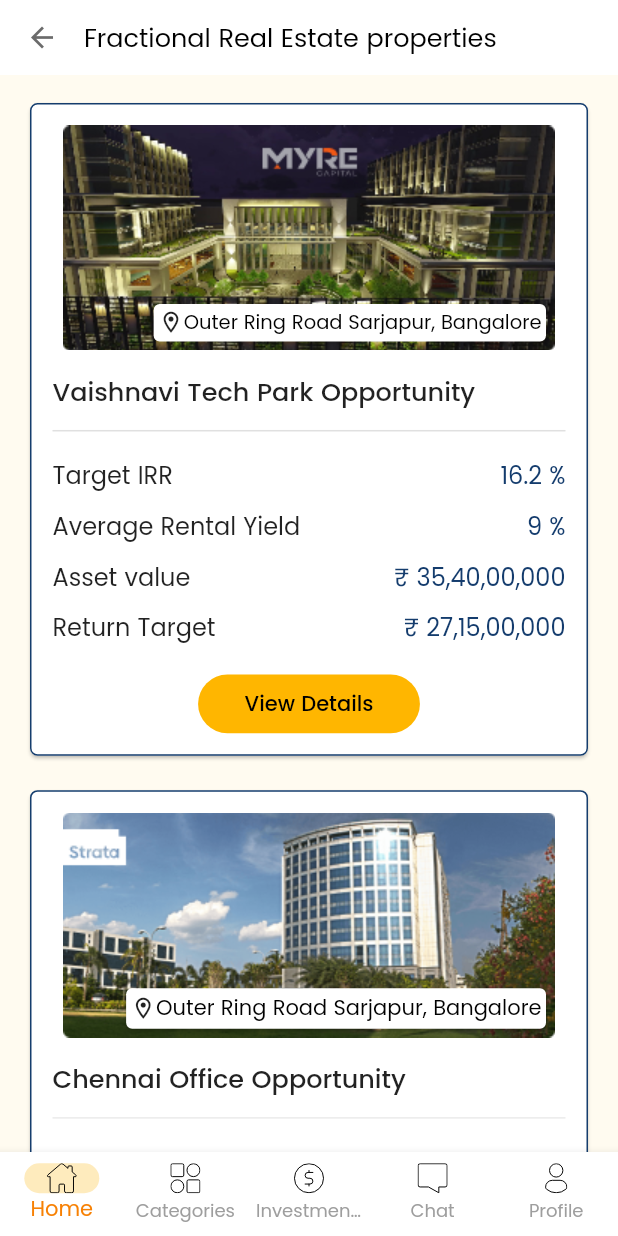
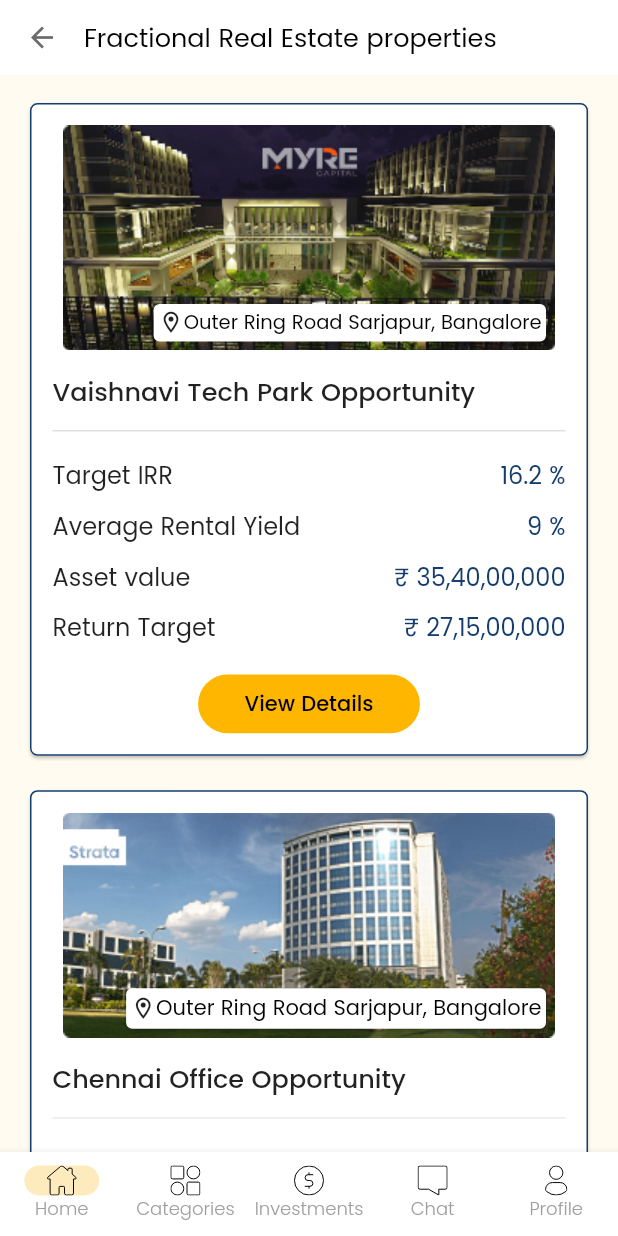
Before and after one commit to kishan06/freeU, a Flutter app: the CategoriesMain screen opened by its route, after a tap on "Fractional Real Estate", on a phone screen of 412 x 824 dp. Run offline on Flutter 3.47's test engine with Material 2 defaults, Android fonts, the phone set to English and light mode, and no system bars; our stand-ins replace accordion, dropdown_button2, flutter_native_splash, flutter_screenutil, flutter_slidable, flutter_svg and 5 more.

Commit message:
common bottom style

```diff
--- a/lib/HomePage/Categories/CategoriesMain.dart
+++ b/lib/HomePage/Categories/CategoriesMain.dart
@@ -147,8 +147,7 @@
                         child: Column(
                           mainAxisAlignment: MainAxisAlignment.center,
                           children: [
-                            Image.asset(
-                                "assets/images/categoryresidential.png"),
+                            Image.asset("assets/images/real-estate.png"),
                             SizedBox(
                               height: 5.h,
                             ),
--- a/lib/HomePage/Chats/Screens/ChatDetails.dart
+++ b/lib/HomePage/Chats/Screens/ChatDetails.dart
@@ -75,6 +75,7 @@
         Get.focusScope?.unfocus();
       },
       child: Scaffold(
+        backgroundColor: Color(0xFFF5F8FA),
         appBar: AppBar(
           elevation: 0,
           automaticallyImplyLeading: false,
@@ -166,7 +167,7 @@
                                       topLeft: Radius.circular(30),
                                       bottomRight: Radius.circular(30),
                                     ),
-                                    color: Color(0xFFFFB600)),
+                                    color: Color(0xFFCFEFFF)),
                                 padding: EdgeInsets.all(16),
                                 child: Text(
                                   messages[index].messageContent,
@@ -193,7 +194,7 @@
                                     bottomLeft: Radius.circular(30),
                                     topRight: Radius.circular(30),
                                   ),
-                                  color: Color(0xFF143C6D),
+                                  color: Color(0xFF1B8DC9),
                                 ),
                                 padding: EdgeInsets.all(16),
                                 child: Text(
@@ -232,7 +233,7 @@
                         height: 30,
                         width: 30,
                         decoration: BoxDecoration(
-                          color: Color(0xFFFFB600),
+                          color: Color(0xFFCFEFFF),
                           borderRadius: BorderRadius.circular(30),
                         ),
                         child: Icon(
@@ -263,7 +264,7 @@
                         color: Colors.white,
                         size: 18,
                       ),
-                      backgroundColor: Color(0xFFFFB600),
+                      backgroundColor: Color(0xFFCFEFFF),
                       elevation: 0,
                     ),
                   ],
--- a/lib/HomePage/Chats/Screens/ChatPage.dart
+++ b/lib/HomePage/Chats/Screens/ChatPage.dart
@@ -128,7 +128,7 @@
   Widget build(BuildContext context) {
     return Scaffold(
       key: _key,
-      backgroundColor: Color(0xFFFFFBF0),
+      backgroundColor: Color(0xFFF5F8FA),
       drawer: NavDrawer(),
       appBar: AppBar(
         title: Text(
@@ -193,7 +193,7 @@
                         size: 20,
                       ),
                       filled: true,
-                      fillColor: Colors.grey.shade200,
+                      fillColor: Colors.white,
                       contentPadding: EdgeInsets.all(8),
                       enabledBorder: OutlineInputBorder(
                         borderRadius: BorderRadius.circular(20),
--- a/lib/HomePage/HomePage.dart
+++ b/lib/HomePage/HomePage.dart
@@ -290,10 +290,7 @@
               SizedBox(
                 height: 15.h,
               ),
-              Padding(
-                padding: const EdgeInsets.only(
-                    left: 12.0, top: 15, bottom: 8, right: 12),
-                child: Column(
+              Column(
                 crossAxisAlignment: CrossAxisAlignment.start,
                 children: [
                   Row(
@@ -417,8 +414,7 @@
                                 child: Column(
                                   mainAxisAlignment:
                                       MainAxisAlignment.spaceEvenly,
-                                    crossAxisAlignment:
-                                        CrossAxisAlignment.start,
+                                  crossAxisAlignment: CrossAxisAlignment.start,
                                   children: [
                                     Flexible(
                                       flex: 3,
@@ -465,13 +461,12 @@
                   ),
                 ],
               ),
-              ),
               SizedBox(
-                height: 10.h,
+                height: 25.h,
               ),
               Padding(
                 padding:
-                    EdgeInsets.only(left: 12.0, top: 12, bottom: 12, right: 12),
+                    EdgeInsets.only(left: 6.0, top: 12, bottom: 12, right: 6),
                 child: Column(
                   crossAxisAlignment: CrossAxisAlignment.start,
                   children: [
@@ -495,7 +490,7 @@
                                 elevation: 2,
                                 color: Colors.white,
                                 shape: RoundedRectangleBorder(
-                                  borderRadius: BorderRadius.circular(15),
+                                  borderRadius: BorderRadius.circular(10),
                                 ),
                                 child: Padding(
                                     padding: EdgeInsets.only(
@@ -536,7 +531,7 @@
                                 elevation: 2,
                                 color: Colors.white,
                                 shape: RoundedRectangleBorder(
-                                  borderRadius: BorderRadius.circular(15),
+                                  borderRadius: BorderRadius.circular(10),
                                 ),
                                 child: Padding(
                                     padding: EdgeInsets.only(
@@ -575,12 +570,9 @@
                 ),
               ),
               SizedBox(
-                height: 10.h,
+                height: 20.h,
               ),
-              Padding(
-                padding:
-                    EdgeInsets.only(left: 12.0, top: 15, bottom: 14, right: 12),
-                child: Column(
+              Column(
                 crossAxisAlignment: CrossAxisAlignment.start,
                 children: [
                   Row(
@@ -610,75 +602,6 @@
                       ) {
                         bool isMyPageIndex = selectIndex == index1;
                         if (index1 == 0) {
-                            return Card(
-                              elevation: 2,
-                              color: Color(0xFFFFFFFF),
-                              shape: RoundedRectangleBorder(
-                                borderRadius: BorderRadius.circular(15),
-                              ),
-                              child: Padding(
-                                padding: EdgeInsets.only(
-                                    top: 14.0, left: 15, right: 15, bottom: 6),
-                                child: Column(
-                                  mainAxisAlignment: MainAxisAlignment.center,
-                                  crossAxisAlignment: CrossAxisAlignment.start,
-                                  children: [
-                                    Text(
-                                      'Fractional Real Estate',
-                                      style: blackStyle14().copyWith(
-                                          fontWeight: FontWeight.w300),
-                                    ),
-                                    SizedBox(
-                                      height: 10.h,
-                                    ),
-                                    Image.asset(
-                                      'assets/images/harry-shelton-pPxhM0CRzl4-unsplash.png',
-                                    ),
-                                    SizedBox(
-                                      height: 9.h,
-                                    ),
-                                    Text(
-                                      'Vaishnavi Tech Park Opportunity',
-                                      style: blackStyle15(),
-                                    ),
-                                    SizedBox(
-                                      height: 7.h,
-                                    ),
-                                    Row(
-                                      crossAxisAlignment:
-                                          CrossAxisAlignment.start,
-                                      mainAxisAlignment:
-                                          MainAxisAlignment.start,
-                                      children: [
-                                        Flexible(
-                                          child: Icon(
-                                            Icons.location_on_outlined,
-                                            size: 18.sm,
-                                            color: Color(0xFF707070),
-                                          ),
-                                        ),
-                                        // SizedBox(
-                                        //   width: 4.w,
-                                        // ),
-                                        Flexible(
-                                          flex: 4,
-                                          child: Text(
-                                            'Outer Ring Road Sarjapur, Bangalore',
-                                            style: blackStyle12().copyWith(
-                                              color: Color(0xFF707070),
-                                            ),
-                                          ),
-                                        ),
-                                      ],
-                                    ),
-                                    SizedBox(
-                                      height: 8.h,
-                                    ),
-                                  ],
-                                ),
-                              ),
-                            );
-                          } //2nd plan
                           return Card(
                             elevation: 2,
                             color: Color(0xFFFFFFFF),
@@ -746,16 +669,82 @@
                               ),
                             ),
                           );
+                        } //2nd plan
+                        return Card(
+                          elevation: 2,
+                          color: Color(0xFFFFFFFF),
+                          shape: RoundedRectangleBorder(
+                            borderRadius: BorderRadius.circular(15),
+                          ),
+                          child: Padding(
+                            padding: EdgeInsets.only(
+                                top: 14.0, left: 15, right: 15, bottom: 6),
+                            child: Column(
+                              mainAxisAlignment: MainAxisAlignment.center,
+                              crossAxisAlignment: CrossAxisAlignment.start,
+                              children: [
+                                Text(
+                                  'Fractional Real Estate',
+                                  style: blackStyle14()
+                                      .copyWith(fontWeight: FontWeight.w300),
+                                ),
+                                SizedBox(
+                                  height: 10.h,
+                                ),
+                                Image.asset(
+                                  'assets/images/harry-shelton-pPxhM0CRzl4-unsplash.png',
+                                ),
+                                SizedBox(
+                                  height: 9.h,
+                                ),
+                                Text(
+                                  'Vaishnavi Tech Park Opportunity',
+                                  style: blackStyle15(),
+                                ),
+                                SizedBox(
+                                  height: 7.h,
+                                ),
+                                Row(
+                                  crossAxisAlignment: CrossAxisAlignment.start,
+                                  mainAxisAlignment: MainAxisAlignment.start,
+                                  children: [
+                                    Flexible(
+                                      child: Icon(
+                                        Icons.location_on_outlined,
+                                        size: 18.sm,
+                                        color: Color(0xFF707070),
+                                      ),
+                                    ),
+                                    // SizedBox(
+                                    //   width: 4.w,
+                                    // ),
+                                    Flexible(
+                                      flex: 4,
+                                      child: Text(
+                                        'Outer Ring Road Sarjapur, Bangalore',
+                                        style: blackStyle12().copyWith(
+                                          color: Color(0xFF707070),
+                                        ),
+                                      ),
+                                    ),
+                                  ],
+                                ),
+                                SizedBox(
+                                  height: 8.h,
+                                ),
+                              ],
+                            ),
+                          ),
+                        );
                       },
                     ),
                   ),
                 ],
               ),
+              SizedBox(
+                height: 20,
               ),
-              Padding(
-                padding:
-                    EdgeInsets.only(left: 12.0, top: 15, bottom: 14, right: 12),
-                child: Column(
+              Column(
                 crossAxisAlignment: CrossAxisAlignment.start,
                 children: [
                   Row(
@@ -775,7 +764,7 @@
                   ),
                   SizedBox(
                     width: double.infinity,
-                      height: 285.h,
+                    height: 300.h,
                     child: PageView.builder(
                       padEnds: false,
                       controller: recommendedcontroller,
@@ -811,8 +800,7 @@
                                       borderRadius: BorderRadius.circular(5),
                                     ),
                                     child: Padding(
-                                        padding:
-                                            EdgeInsets.fromLTRB(6, 3, 6, 3),
+                                      padding: EdgeInsets.fromLTRB(6, 3, 6, 3),
                                       child: Text(
                                         'Fractional Real Estate',
                                         style: blackStyle12(),
@@ -834,8 +822,7 @@
                                   Row(
                                     crossAxisAlignment:
                                         CrossAxisAlignment.start,
-                                      mainAxisAlignment:
-                                          MainAxisAlignment.start,
+                                    mainAxisAlignment: MainAxisAlignment.start,
                                     children: [
                                       Flexible(
                                         child: Icon(
@@ -911,8 +898,7 @@
                                   height: 5.h,
                                 ),
                                 Row(
-                                    crossAxisAlignment:
-                                        CrossAxisAlignment.start,
+                                  crossAxisAlignment: CrossAxisAlignment.start,
                                   mainAxisAlignment: MainAxisAlignment.start,
                                   children: [
                                     Flexible(
@@ -948,9 +934,8 @@
                   ),
                 ],
               ),
-              ),
               SizedBox(
-                height: 10.h,
+                height: 20.h,
               ),
               Card(
                 shape: RoundedRectangleBorder(
@@ -995,12 +980,9 @@
                 ),
               ),
               SizedBox(
-                height: 10.h,
+                height: 20.h,
               ),
-              Padding(
-                padding:
-                    EdgeInsets.only(left: 12.0, top: 15, bottom: 14, right: 12),
-                child: Column(
+              Column(
                 crossAxisAlignment: CrossAxisAlignment.start,
                 children: [
                   Row(
@@ -1026,7 +1008,7 @@
                     ),
                     child: Padding(
                       padding: EdgeInsets.only(
-                            top: 14.0, left: 15, right: 15, bottom: 15),
+                          top: 14.0, left: 10, right: 15, bottom: 10),
                       child: Row(
                         mainAxisAlignment: MainAxisAlignment.spaceBetween,
                         children: [
@@ -1035,9 +1017,8 @@
                               borderRadius: BorderRadius.circular(10),
                             ),
                             height: 71.h,
-                              width: 70.w,
-                              child:
-                                  Image.asset("assets/images/na_april_69.jpg"),
+                            width: 80.w,
+                            child: Image.asset("assets/images/na_april_69.jpg"),
                           ),
                           Column(
                             mainAxisAlignment: MainAxisAlignment.spaceBetween,
@@ -1065,8 +1046,59 @@
                       ),
                     ),
                   ),
+                  SizedBox(
+                    height: 6.h,
+                  ),
+                  Card(
+                    elevation: 2,
+                    color: Color(0xFFFFFFFF),
+                    shape: RoundedRectangleBorder(
+                      borderRadius: BorderRadius.circular(15),
+                    ),
+                    child: Padding(
+                      padding: EdgeInsets.only(
+                          top: 14.0, left: 10, right: 15, bottom: 10),
+                      child: Row(
+                        mainAxisAlignment: MainAxisAlignment.spaceBetween,
+                        children: [
+                          Container(
+                            decoration: BoxDecoration(
+                              borderRadius: BorderRadius.circular(10),
+                            ),
+                            height: 71.h,
+                            width: 80.w,
+                            child: Image.asset("assets/images/na_april_69.jpg"),
+                          ),
+                          Column(
+                            mainAxisAlignment: MainAxisAlignment.spaceBetween,
+                            crossAxisAlignment: CrossAxisAlignment.start,
+                            children: [
+                              Text(
+                                "Retail banks wake up to digital",
+                                style: blackStyle14(),
+                              ),
+                              Row(
+                                children: [
+                                  Icon(
+                                    Icons.calendar_today_outlined,
+                                    size: 14,
+                                  ),
+                                  Text(
+                                    "October 17 , 2022",
+                                    style: blackStyle12(),
+                                  ),
+                                ],
+                              )
                             ],
                           ),
+                        ],
+                      ),
+                    ),
+                  ),
+                  SizedBox(
+                    height: 20.h,
+                  )
+                ],
               ),
             ],
           ),
--- a/lib/HomePage/Investments/InvestmentMain.dart
+++ b/lib/HomePage/Investments/InvestmentMain.dart
@@ -155,10 +155,9 @@
                         Radius.circular(10),
                       ),
                     ),
-                    height: 60.h,
-                    width: 105.w,
                     child: Padding(
-                      padding: EdgeInsets.only(left: 8.0),
+                      padding: EdgeInsets.only(
+                          left: 8.0, right: 8.0, top: 4.0, bottom: 4.0),
                       child: Column(
                         mainAxisAlignment: MainAxisAlignment.center,
                         crossAxisAlignment: CrossAxisAlignment.start,
--- a/lib/common/CustomTextFormField.dart
+++ b/lib/common/CustomTextFormField.dart
@@ -101,7 +101,7 @@
                               child: Text(
                                 "show",
                                 style: TextStyle(
-                                  color: Color(0xFF1B8DC9),
+                                  color: Colors.black,
                                 ),
                               ),
                             ),
--- a/lib/common/bottombar.dart
+++ b/lib/common/bottombar.dart
@@ -63,11 +63,19 @@
         backgroundColor: Theme.of(context).bottomAppBarColor,
         type: BottomNavigationBarType.fixed,
         currentIndex: bottomIndex,
-        unselectedLabelStyle: TextStyle(color: Colors.grey),
-        selectedLabelStyle: TextStyle(color: Color(0xFFF78104)),
+        unselectedLabelStyle: TextStyle(
+            color: Colors.grey,
+            fontSize: 12,
+            fontFamily: "Poppins",
+            fontWeight: FontWeight.w300),
+        selectedLabelStyle: TextStyle(
+            color: Colors.grey,
+            fontSize: 12,
+            fontFamily: "Poppins",
+            fontWeight: FontWeight.w300),
         items: getBottomBarList(),
         unselectedItemColor: Colors.grey,
-        selectedItemColor: Color(0xFFF78104),
+        selectedItemColor: Colors.grey,
         onTap: onTabTapped);
   }
 
--- a/lib/login/login.dart
+++ b/lib/login/login.dart
@@ -75,7 +75,7 @@
                           crossAxisAlignment: CrossAxisAlignment.start,
                           children: [
                             Text(
-                              "Email / Mobile",
+                              "Email / Phone",
                               // ignore: prefer_const_constructors
                               style: TextStyle(
                                   fontFamily: 'Poppins',
--- a/lib/login/resetPassword.dart
+++ b/lib/login/resetPassword.dart
@@ -160,7 +160,7 @@
                                     child: Text(
                                       "show",
                                       style: TextStyle(
-                                        color: Color(0xFF1B8DC9),
+                                        color: Colors.black,
                                       ),
                                     ),
                                   ),
--- a/lib/login/splashslider.dart
+++ b/lib/login/splashslider.dart
@@ -93,7 +93,7 @@
                           ),
                         ),
                         Expanded(
-                          flex: 1,
+                          flex: 2,
                           child: Text(
                             contents[i].content,
                             textAlign: TextAlign.center,
--- a/lib/signUp/signUp.dart
+++ b/lib/signUp/signUp.dart
@@ -411,7 +411,7 @@
                                     child: Text(
                                       "show",
                                       style: TextStyle(
-                                        color: Color(0xFF1B8DC9),
+                                        color: Colors.black,
                                       ),
                                     ),
                                   ),
```
Lines whose indentation alone changed are shown as unchanged.
